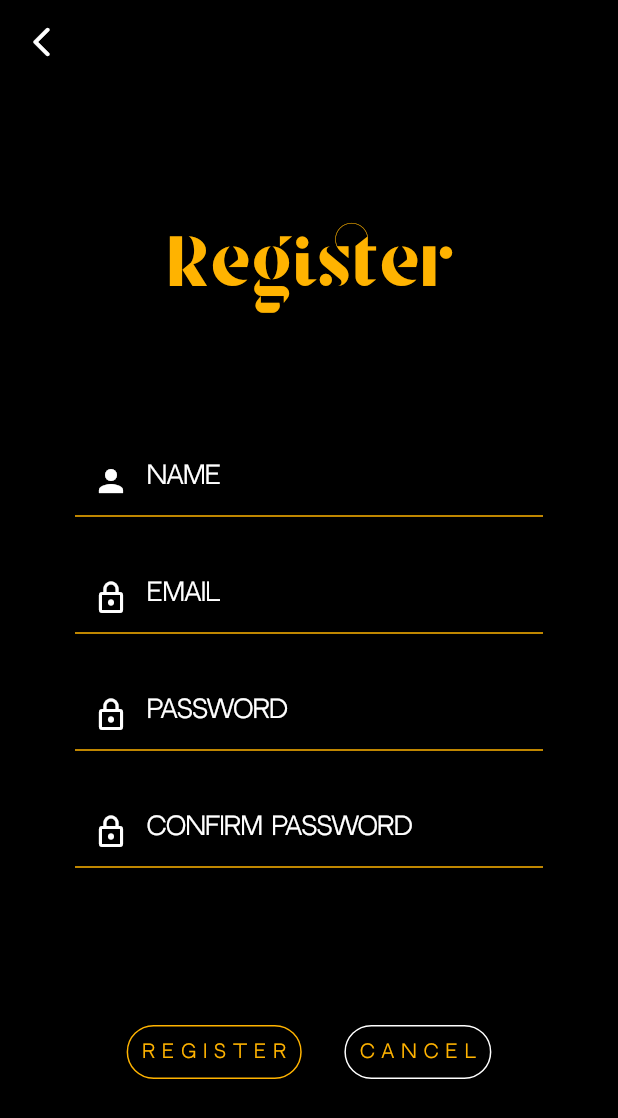
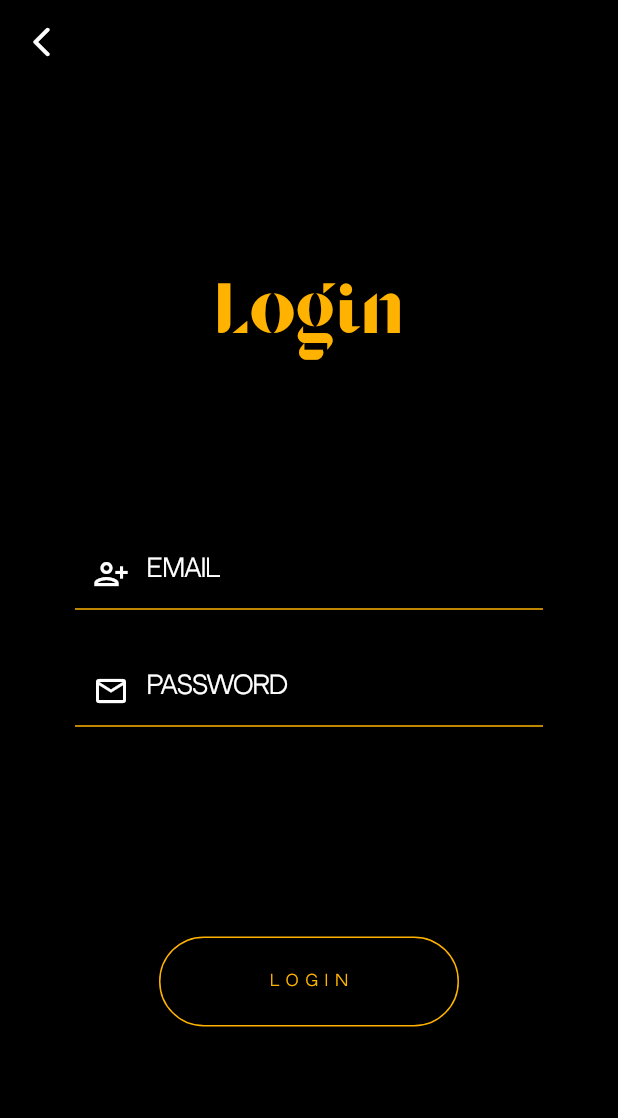
Before and after one commit to komfysach/tjl_app, a Flutter app: the screen it shows after launch, on a phone screen of 412 x 824 dp. Shown: the top 1118 px of the screen. Run offline on Flutter 3.47's test engine with Material 2 defaults, Android fonts, the phone set to English and light mode, and no system bars.

Commit message:
updated login form with validation

```diff
--- a/lib/main.dart
+++ b/lib/main.dart
@@ -1,7 +1,8 @@
 import 'package:flutter/material.dart';
 import 'package:tjl_app/screens/login_screen.dart';
-import 'package:tjl_app/screens/welcome_screen.dart';
-import 'package:tjl_app/screens/register_screen.dart';
+// import 'package:tjl_app/screens/login_screen.dart';
+// import 'package:tjl_app/screens/welcome_screen.dart';
+// import 'package:tjl_app/screens/register_screen.dart';
 
 void main() {
   runApp(MyApp());
@@ -14,7 +15,7 @@ class MyApp extends StatelessWidget {
       debugShowCheckedModeBanner: false,
       title: 'The Jagger Lounge',
       theme: ThemeData(),
-      home: Register(),
+      home: LoginForm(),
     );
   }
 }
--- a/lib/screens/login_screen.dart
+++ b/lib/screens/login_screen.dart
@@ -1,21 +1,19 @@
 import 'package:flutter/material.dart';
+import 'package:tjl_app/screens/widgets/my_text_field.dart';
 
-Widget textField({
-  required String hintText,
-  required IconData icon,
-  required Color iconColor,
-}) {
-  return TextFormField(
-    decoration: InputDecoration(
-        prefixIcon: Icon(icon, color: iconColor),
-        hintText: hintText,
-        hintStyle: TextStyle(color: Colors.white, fontFamily: "NeutralFace"),
-        enabledBorder: UnderlineInputBorder(
-            borderSide: BorderSide(color: Colors.amber.shade600))),
-  );
+class LoginForm extends StatefulWidget {
+  const LoginForm({Key? key}) : super(key: key);
+
+  @override
+  LoginFormState createState() {
+    return LoginFormState();
+  }
 }
 
-class LoginPage extends StatelessWidget {
+// This class holds data related to the Login form.
+class LoginFormState extends State<LoginForm> {
+  final _formKey = GlobalKey<FormState>();
+
   @override
   Widget build(BuildContext context) {
     return Scaffold(
@@ -44,22 +42,43 @@ class LoginPage extends StatelessWidget {
                 fontSize: 55,
               ),
             ),
-            Column(
+            Form(
+              key: _formKey,
+              child: Column(
                 children: [
-                textField(
+                  MyTextField(
                     hintText: "Email",
-                    icon: Icons.email_outlined,
-                    iconColor: Colors.white),
+                    obscureText: false,
+                    icon: Icons.person_add_alt_1_outlined,
+                    iconColor: Colors.white,
+                    validator: (value) {
+                      if (value == null || value.isEmpty) {
+                        return 'Please enter some text';
+                      }
+                      return null;
+                    },
+                  ),
                   SizedBox(
                     height: 30,
                   ),
-                textField(
+                  MyTextField(
                     hintText: "Password",
-                    icon: Icons.lock_outline,
-                    iconColor: Colors.white),
+                    obscureText: true,
+                    icon: Icons.mail_outline,
+                    iconColor: Colors.white,
+                    validator: (value) {
+                      if (value == null || value.isEmpty) {
+                        return 'Please enter some text';
+                      }
+                      return null;
+                    },
+                  ),
                 ],
               ),
-            Container(
+            ),
+            Padding(
+              padding: const EdgeInsets.symmetric(vertical: 16.0),
+              child: Container(
                 height: 60,
                 width: 200,
                 child: TextButton(
@@ -71,34 +90,27 @@ class LoginPage extends StatelessWidget {
                           style: BorderStyle.solid),
                       shape: RoundedRectangleBorder(
                           borderRadius: BorderRadius.circular(30))),
-                onPressed: () {},
                   child: Text(
                     "Login",
                     style: TextStyle(
                         fontFamily: 'NeutralFace',
-                      fontSize: 12,
+                        fontSize: 10,
                         letterSpacing: 5),
+                  ),
+                  onPressed: () {
+                    // Validate returns true if form is valid, or false otherwise.
+                    if (_formKey.currentState!.validate()) {
+                      // If form is valid display Logging you in... Snackbar
+                      ScaffoldMessenger.of(context).showSnackBar(
+                        const SnackBar(
+                          content: Text('Logging you in...'),
+                        ),
+                      );
+                    }
+                  },
                 ),
               ),
             ),
-            Padding(
-              padding: const EdgeInsets.only(left: 55),
-              child: Row(
-                children: [
-                  Text(
-                    "New user? ",
-                    style: TextStyle(
-                        color: Colors.white, fontFamily: "NeutralFace"),
-                  ),
-                  Text(
-                    "Register",
-                    style: TextStyle(
-                        color: Colors.amber.shade600,
-                        fontFamily: "NeutralFace"),
-                  )
-                ],
-              ),
-            )
           ],
         ),
       ),
--- a/lib/screens/register_screen.dart
+++ b/lib/screens/register_screen.dart
@@ -1,24 +1,50 @@
 import 'package:flutter/material.dart';
+import 'package:tjl_app/screens/widgets/my_text_field.dart';
 
-Widget textField({
-  required String hintText,
-  required IconData icon,
-  required Color iconColor,
+class Register extends StatefulWidget {
+  @override
+  _RegisterState createState() => _RegisterState();
+}
+
+class _RegisterState extends State<Register> {
+
+  GlobalKey<ScaffoldState> globalKey = GlobalKey<ScaffoldState>();
+
+  void validation() {
+    Validator(),
+  }
+
+  Widget button({
+    required String name,
+    required Color color,
+    required Color textColor,
   }) {
-  return TextFormField(
-    decoration: InputDecoration(
-        prefixIcon: Icon(icon, color: iconColor),
-        hintText: hintText,
-        hintStyle: TextStyle(color: Colors.white, fontFamily: "NeutralFace"),
-        enabledBorder: UnderlineInputBorder(
-            borderSide: BorderSide(color: Colors.amber.shade600))),
+    return Container(
+      height: 60,
+      width: 200,
+      child: TextButton(
+        style: TextButton.styleFrom(
+            primary: textColor,
+            side: BorderSide(color: color, width: 1, style: BorderStyle.solid),
+            shape: RoundedRectangleBorder(
+                borderRadius: BorderRadius.circular(30))),
+        child: Text(
+          name,
+          style: TextStyle(
+              fontFamily: 'NeutralFace', fontSize: 10, letterSpacing: 5),
+        ),
+        onPressed:() {
+          // Validate returns true if form is valid, or false otherwise.
+          if (_formKey.)
+        },
+      ),
     );
   }
 
-class Register extends StatelessWidget {
   @override
   Widget build(BuildContext context) {
     return Scaffold(
+      key: globalKey,
       backgroundColor: Colors.black,
       appBar: AppBar(
         backgroundColor: Colors.black,
@@ -46,74 +72,61 @@ class Register extends StatelessWidget {
             ),
             Column(
               children: [
-                textField(
+                MyTextField(
                   hintText: "Name",
-                    icon: Icons.person,
-                    iconColor: Colors.white),
+                  obscureText: false,
+                  icon: Icons.person_add_alt_1_outlined,
+                  iconColor: Colors.white,
+                  validator: (value){
+                    if (value == null || value.isEmpty) {
+                      ScaffoldMessenger.of(context).showSnackBar(SnackBar(content: Text('Please fill in your name'),),);
+                    }
+                    return null;
+                  },
+                ),
                 SizedBox(
                   height: 30,
                 ),
-                textField(
+                MyTextField(
                   hintText: "Email",
-                    icon: Icons.lock_outline,
-                    iconColor: Colors.white),
+                  obscureText: false,
+                  icon: Icons.mail_outline,
+                  iconColor: Colors.white,
+                  controller: email,
+                ),
                 SizedBox(
                   height: 30,
                 ),
-                textField(
+                MyTextField(
                   hintText: "Password",
+                  obscureText: true,
                   icon: Icons.lock_outline,
-                    iconColor: Colors.white),
+                  iconColor: Colors.white,
+                  controller: password,
+                ),
                 SizedBox(
                   height: 30,
                 ),
-                textField(
+                MyTextField(
                   hintText: "Confirm Password",
+                  obscureText: true,
                   icon: Icons.lock_outline,
-                    iconColor: Colors.white),
+                  iconColor: Colors.white,
+                  controller: confirmPassword,
+                ),
               ],
             ),
             Container(
-              height: 60,
-              width: 300,
               child: Row(
                 mainAxisAlignment: MainAxisAlignment.spaceEvenly,
                 children: [
-                  TextButton(
-                    style: TextButton.styleFrom(
-                        primary: Colors.amber.shade600,
-                        side: BorderSide(
+                  button(
+                    ontap: () {
+                      validation();
+                    },
+                    name: "Register",
                     color: Colors.amber.shade600,
-                            width: 1,
-                            style: BorderStyle.solid),
-                        shape: RoundedRectangleBorder(
-                            borderRadius: BorderRadius.circular(30))),
-                    onPressed: () {},
-                    child: Text(
-                      "Register",
-                      style: TextStyle(
-                          fontFamily: 'NeutralFace',
-                          fontSize: 12,
-                          letterSpacing: 5),
-                    ),
-                  ),
-                  TextButton(
-                    style: TextButton.styleFrom(
-                        primary: Colors.amber.shade600,
-                        side: BorderSide(
-                            color: Colors.white,
-                            width: 1,
-                            style: BorderStyle.solid),
-                        shape: RoundedRectangleBorder(
-                            borderRadius: BorderRadius.circular(30))),
-                    onPressed: () {},
-                    child: Text(
-                      "Cancel",
-                      style: TextStyle(
-                          fontFamily: 'NeutralFace',
-                          fontSize: 12,
-                          letterSpacing: 5),
-                    ),
+                    textColor: Colors.amber.shade600,
                   ),
                 ],
               ),
--- /dev/null
+++ b/lib/screens/widgets/my_text_field.dart
@@ -0,0 +1,30 @@
+import 'package:flutter/material.dart';
+
+class MyTextField extends StatelessWidget {
+  // const TextField({Key? key}) : super(key: key);
+  final String hintText;
+  final bool obscureText;
+  final IconData icon;
+  final Color iconColor;
+  final FormFieldValidator validator;
+  MyTextField(
+      {required this.hintText,
+      required this.obscureText,
+      required this.icon,
+      required this.iconColor,
+      required this.validator});
+
+  @override
+  Widget build(BuildContext context) {
+    return TextFormField(
+      validator: validator,
+      obscureText: obscureText,
+      decoration: InputDecoration(
+          prefixIcon: Icon(icon, color: iconColor),
+          hintText: hintText,
+          hintStyle: TextStyle(color: Colors.white, fontFamily: "NeutralFace"),
+          enabledBorder: UnderlineInputBorder(
+              borderSide: BorderSide(color: Colors.amber.shade600))),
+    );
+  }
+}
```
Lines whose indentation alone changed are shown as unchanged.
